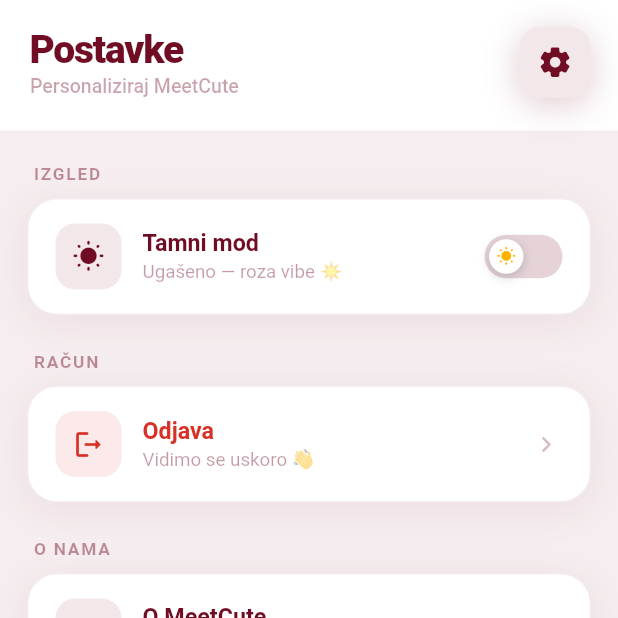
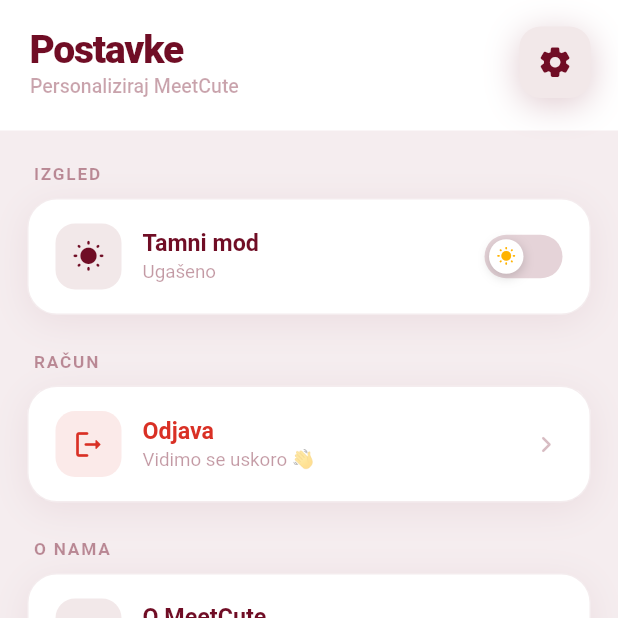
Before and after one commit to meetcutenow/MEETCUTE, a Flutter app: the screen it shows after launch, item 5 of the bottom bar chosen, on a phone screen of 412 x 824 dp, the top half of it. Run offline on Flutter 3.47's test engine with Material 3 defaults, Android fonts, the phone set to English and light mode, and no system bars; our stand-ins replace flutter_map, geolocator, image_picker, latlong2; Roboto replaces fonts that are missing (SF Pro Display).

Commit message:
deseti commit

```diff
--- a/projekt/lib/screens/settings_screen.dart
+++ b/projekt/lib/screens/settings_screen.dart
@@ -317,7 +317,7 @@
                 AnimatedDefaultTextStyle(
                   duration: const Duration(milliseconds: 300),
                   style: TextStyle(color: _primary.withOpacity(0.42), fontSize: 12.5, fontWeight: FontWeight.w400),
-                  child: Text(_dark ? 'Upaljeno — bordo vibe 🌙' : 'Ugašeno — roza vibe ☀️'),
+                  child: Text(_dark ? 'Upaljeno' : 'Ugašeno'),
                 ),
               ])),
               // custom toggle
```
